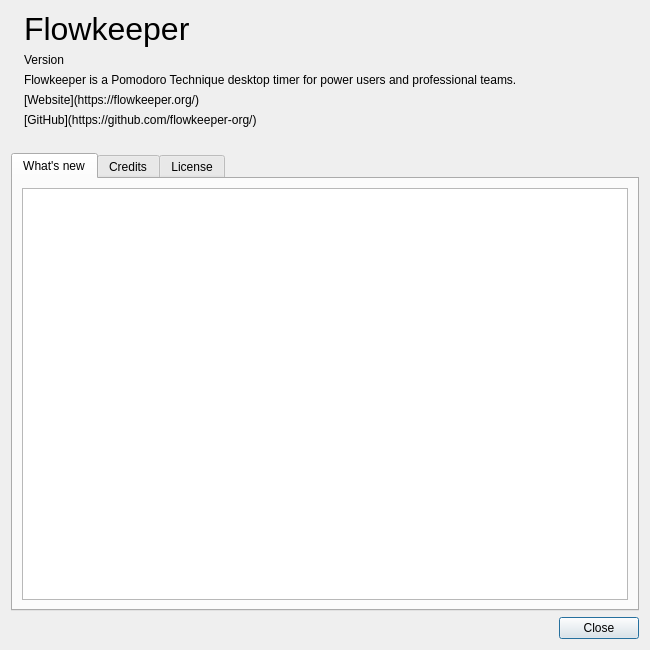
flowkeeper-org/fk-desktop, file res/common/about.ui: the form before one commit.
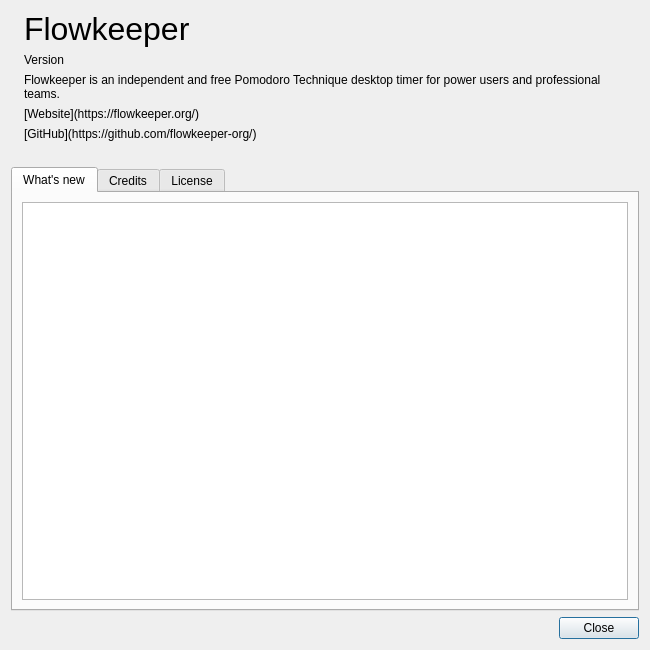
The form after the commit. Icons and pictures are not drawn.

Commit message: Changed the wording slightly; Better defaults; Teams is an experimental feature now, disabled by default; The first non-working version of the tutorial; Fixed a bug with Repair button;

What changed in the file:
```diff
--- a/res/common/about.ui
+++ b/res/common/about.ui
@@ -56,7 +56,7 @@
        <item>
         <widget class="QLabel" name="description">
          <property name="text">
-          <string>Flowkeeper is a Pomodoro Technique desktop timer for power users and professional teams.</string>
+          <string>Flowkeeper is an independent and free Pomodoro Technique desktop timer for power users and professional teams.</string>
          </property>
          <property name="wordWrap">
           <bool>true</bool>
```
Left out of the diff: 18 changed lines with no effect on the pictures. The commit also changes 8 other files.
